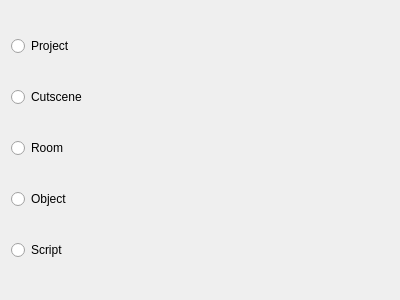
Before: the Qt Designer form res/forms/WizardPageStart.ui in tedvalson/NovelTea, drawn with Qt 5.
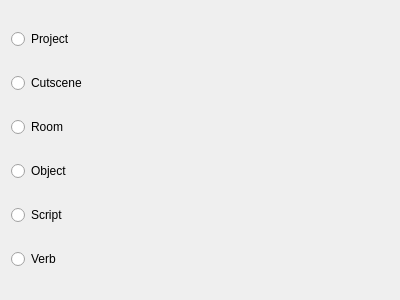
After: the same form once the commit is applied.

Commit message: Verbs: Add Verbs with skeleton wizard and editor widgets

The edit to the form file:
```diff
--- a/res/forms/WizardPageStart.ui
+++ b/res/forms/WizardPageStart.ui
@@ -52,6 +52,13 @@
      </property>
     </widget>
    </item>
+   <item>
+    <widget class="QRadioButton" name="radioNewVerb">
+     <property name="text">
+      <string>Verb</string>
+     </property>
+    </widget>
+   </item>
   </layout>
  </widget>
  <resources/>
```
The commit also changes 22 other files.
